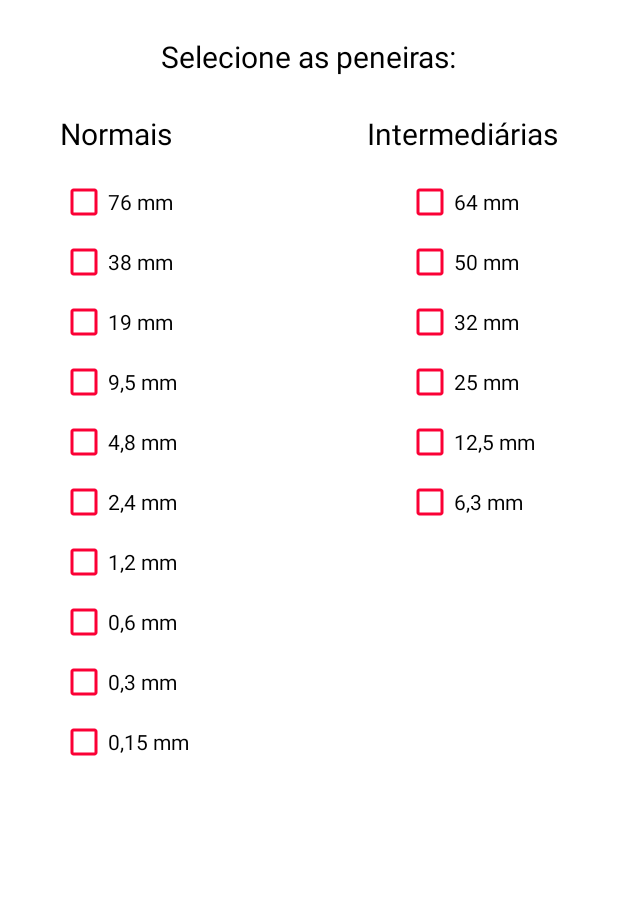
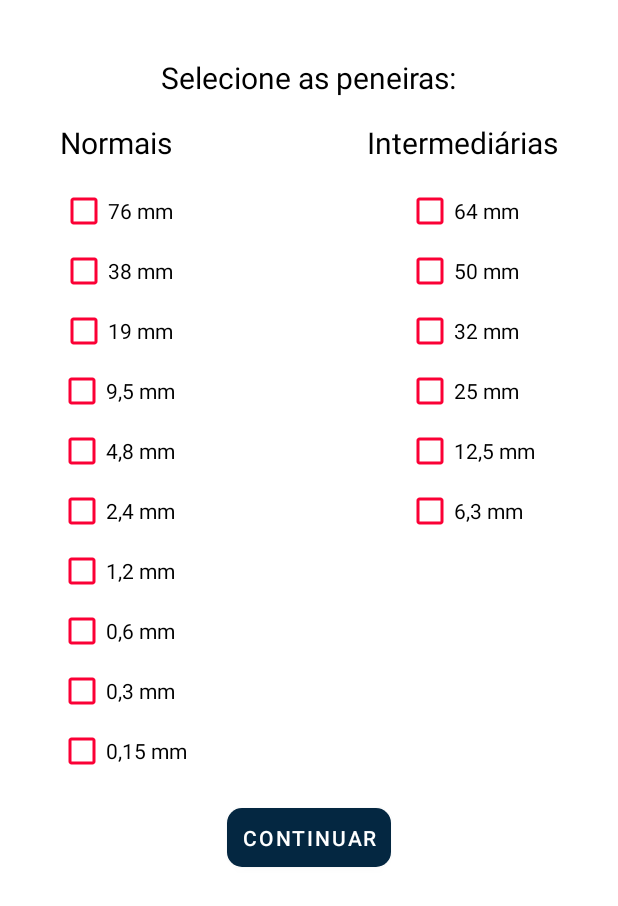
Before and after one commit to Montaigne-ensaios/montaigne_app, an Android app: the layout fragment_peneiras_graudo.xml on its own in the app's theme, with its tools: preview values and no code run, on a phone screen of 412 x 824 dp. Shown: the top 906 px of the screen. Run offline under Robolectric (Android 15) with nearby library versions, the phone set to English and light mode, and no system bars.

Commit message:
Adicionado o Scrow View nas telas de Peneiras
Foi adicionado o Scrow View nas telas de peneiras e de dados do graudo e miudo.

```diff
--- a/app/src/main/res/layout/fragment_peneiras_graudo.xml
+++ b/app/src/main/res/layout/fragment_peneiras_graudo.xml
@@ -10,38 +10,92 @@
         android:layout_width="match_parent"
         android:layout_height="match_parent">
 
+        <ScrollView
+            android:layout_width="match_parent"
+            android:layout_height="match_parent"
+            android:layout_marginTop="30dp"
+            android:layout_marginBottom="40dp"
+            app:layout_constraintBottom_toBottomOf="parent"
+            app:layout_constraintEnd_toEndOf="parent"
+            app:layout_constraintHorizontal_bias="0.0"
+            app:layout_constraintStart_toStartOf="parent"
+            app:layout_constraintTop_toTopOf="parent"
+            app:layout_constraintVertical_bias="0.0">
+
+            <androidx.constraintlayout.widget.ConstraintLayout
+                android:layout_width="match_parent"
+                android:layout_height="match_parent">
+
                 <TextView
-            android:id="@+id/textView2"
+                    android:id="@+id/textView5"
                     android:layout_width="wrap_content"
                     android:layout_height="wrap_content"
-            android:layout_marginTop="24dp"
-            android:text="Selecione as peneiras:"
+                    android:layout_marginTop="16dp"
+                    android:layout_marginEnd="40dp"
+                    android:text="Intermediárias"
                     android:textSize="20sp"
                     app:layout_constraintEnd_toEndOf="parent"
-            app:layout_constraintStart_toStartOf="parent"
-            app:layout_constraintTop_toTopOf="parent" />
+                    app:layout_constraintTop_toBottomOf="@+id/textView2" />
+
+                <CheckBox
+                    android:id="@+id/checkBox9"
+                    android:layout_width="wrap_content"
+                    android:layout_height="wrap_content"
+                    android:layout_marginTop="8dp"
+                    android:text="9,5 mm"
+                    app:layout_constraintEnd_toEndOf="@+id/checkBox8"
+                    app:layout_constraintStart_toStartOf="@+id/checkBox8"
+                    app:layout_constraintTop_toBottomOf="@+id/checkBox8" />
 
                 <TextView
                     android:id="@+id/textView4"
                     android:layout_width="wrap_content"
                     android:layout_height="wrap_content"
                     android:layout_marginStart="40dp"
-            android:layout_marginTop="24dp"
+                    android:layout_marginTop="16dp"
                     android:text="Normais"
                     android:textSize="20sp"
                     app:layout_constraintStart_toStartOf="parent"
                     app:layout_constraintTop_toBottomOf="@+id/textView2" />
 
-        <TextView
-            android:id="@+id/textView5"
+                <CheckBox
+                    android:id="@+id/checkBox13"
                     android:layout_width="wrap_content"
                     android:layout_height="wrap_content"
-            android:layout_marginTop="24dp"
-            android:layout_marginEnd="40dp"
-            android:text="Intermediárias"
-            android:textSize="20sp"
-            app:layout_constraintEnd_toEndOf="parent"
-            app:layout_constraintTop_toBottomOf="@+id/textView2" />
+                    android:layout_marginTop="8dp"
+                    android:text="0,6 mm"
+                    app:layout_constraintEnd_toEndOf="@+id/checkBox12"
+                    app:layout_constraintStart_toStartOf="@+id/checkBox12"
+                    app:layout_constraintTop_toBottomOf="@+id/checkBox12" />
+
+                <CheckBox
+                    android:id="@+id/checkBox11"
+                    android:layout_width="wrap_content"
+                    android:layout_height="wrap_content"
+                    android:layout_marginTop="8dp"
+                    android:text="2,4 mm"
+                    app:layout_constraintEnd_toEndOf="@+id/checkBox10"
+                    app:layout_constraintStart_toStartOf="@+id/checkBox10"
+                    app:layout_constraintTop_toBottomOf="@+id/checkBox10" />
+
+                <CheckBox
+                    android:id="@+id/checkBox5"
+                    android:layout_width="wrap_content"
+                    android:layout_height="wrap_content"
+                    android:layout_marginTop="8dp"
+                    android:text="50 mm"
+                    app:layout_constraintEnd_toEndOf="@+id/checkBox4"
+                    app:layout_constraintStart_toStartOf="@+id/checkBox4"
+                    app:layout_constraintTop_toBottomOf="@+id/checkBox4" />
+
+                <CheckBox
+                    android:id="@+id/checkBox17"
+                    android:layout_width="wrap_content"
+                    android:layout_height="wrap_content"
+                    android:layout_marginTop="8dp"
+                    android:text="6,3 mm"
+                    app:layout_constraintStart_toStartOf="@+id/checkBox16"
+                    app:layout_constraintTop_toBottomOf="@+id/checkBox16" />
 
                 <CheckBox
                     android:id="@+id/checkBox2"
@@ -54,16 +108,6 @@
                     app:layout_constraintTop_toBottomOf="@+id/textView4" />
 
                 <CheckBox
-            android:id="@+id/checkBox3"
-            android:layout_width="wrap_content"
-            android:layout_height="wrap_content"
-            android:layout_marginTop="8dp"
-            android:text="38 mm"
-            app:layout_constraintEnd_toEndOf="@+id/checkBox2"
-            app:layout_constraintStart_toStartOf="@+id/checkBox2"
-            app:layout_constraintTop_toBottomOf="@+id/checkBox2" />
-
-        <CheckBox
                     android:id="@+id/checkBox4"
                     android:layout_width="wrap_content"
                     android:layout_height="wrap_content"
@@ -74,14 +118,83 @@
                     app:layout_constraintTop_toBottomOf="@+id/textView5" />
 
                 <CheckBox
-            android:id="@+id/checkBox5"
+                    android:id="@+id/checkBox16"
                     android:layout_width="wrap_content"
                     android:layout_height="wrap_content"
                     android:layout_marginTop="8dp"
-            android:text="50 mm"
-            app:layout_constraintEnd_toEndOf="@+id/checkBox4"
-            app:layout_constraintStart_toStartOf="@+id/checkBox4"
-            app:layout_constraintTop_toBottomOf="@+id/checkBox4" />
+                    android:text="12,5 mm"
+                    app:layout_constraintStart_toStartOf="@+id/checkBox7"
+                    app:layout_constraintTop_toBottomOf="@+id/checkBox7" />
+
+                <TextView
+                    android:id="@+id/textView2"
+                    android:layout_width="wrap_content"
+                    android:layout_height="wrap_content"
+                    android:layout_marginTop="8dp"
+                    android:text="Selecione as peneiras:"
+                    android:textSize="20sp"
+                    app:layout_constraintEnd_toEndOf="parent"
+                    app:layout_constraintStart_toStartOf="parent"
+                    app:layout_constraintTop_toTopOf="parent" />
+
+                <CheckBox
+                    android:id="@+id/checkBox8"
+                    android:layout_width="wrap_content"
+                    android:layout_height="wrap_content"
+                    android:layout_marginTop="8dp"
+                    android:text="19 mm"
+                    app:layout_constraintEnd_toEndOf="@+id/checkBox3"
+                    app:layout_constraintStart_toStartOf="@+id/checkBox3"
+                    app:layout_constraintTop_toBottomOf="@+id/checkBox3" />
+
+                <CheckBox
+                    android:id="@+id/checkBox12"
+                    android:layout_width="wrap_content"
+                    android:layout_height="wrap_content"
+                    android:layout_marginTop="8dp"
+                    android:text="1,2 mm"
+                    app:layout_constraintEnd_toEndOf="@+id/checkBox11"
+                    app:layout_constraintStart_toStartOf="@+id/checkBox11"
+                    app:layout_constraintTop_toBottomOf="@+id/checkBox11" />
+
+                <CheckBox
+                    android:id="@+id/checkBox15"
+                    android:layout_width="wrap_content"
+                    android:layout_height="wrap_content"
+                    android:layout_marginTop="8dp"
+                    android:text="0,15 mm"
+                    app:layout_constraintStart_toStartOf="@+id/checkBox14"
+                    app:layout_constraintTop_toBottomOf="@+id/checkBox14" />
+
+                <CheckBox
+                    android:id="@+id/checkBox7"
+                    android:layout_width="wrap_content"
+                    android:layout_height="wrap_content"
+                    android:layout_marginTop="8dp"
+                    android:text="25 mm"
+                    app:layout_constraintEnd_toEndOf="@+id/checkBox6"
+                    app:layout_constraintStart_toStartOf="@+id/checkBox6"
+                    app:layout_constraintTop_toBottomOf="@+id/checkBox6" />
+
+                <CheckBox
+                    android:id="@+id/checkBox14"
+                    android:layout_width="wrap_content"
+                    android:layout_height="wrap_content"
+                    android:layout_marginTop="8dp"
+                    android:text="0,3 mm"
+                    app:layout_constraintEnd_toEndOf="@+id/checkBox13"
+                    app:layout_constraintStart_toStartOf="@+id/checkBox13"
+                    app:layout_constraintTop_toBottomOf="@+id/checkBox13" />
+
+                <CheckBox
+                    android:id="@+id/checkBox10"
+                    android:layout_width="wrap_content"
+                    android:layout_height="wrap_content"
+                    android:layout_marginTop="8dp"
+                    android:text="4,8 mm"
+                    app:layout_constraintEnd_toEndOf="@+id/checkBox9"
+                    app:layout_constraintStart_toStartOf="@+id/checkBox9"
+                    app:layout_constraintTop_toBottomOf="@+id/checkBox9" />
 
                 <CheckBox
                     android:id="@+id/checkBox6"
@@ -94,108 +207,28 @@
                     app:layout_constraintTop_toBottomOf="@+id/checkBox5" />
 
                 <CheckBox
-            android:id="@+id/checkBox7"
+                    android:id="@+id/checkBox3"
                     android:layout_width="wrap_content"
                     android:layout_height="wrap_content"
                     android:layout_marginTop="8dp"
-            android:text="25 mm"
-            app:layout_constraintEnd_toEndOf="@+id/checkBox6"
-            app:layout_constraintStart_toStartOf="@+id/checkBox6"
-            app:layout_constraintTop_toBottomOf="@+id/checkBox6" />
+                    android:text="38 mm"
+                    app:layout_constraintEnd_toEndOf="@+id/checkBox2"
+                    app:layout_constraintStart_toStartOf="@+id/checkBox2"
+                    app:layout_constraintTop_toBottomOf="@+id/checkBox2" />
 
-        <CheckBox
-            android:id="@+id/checkBox8"
+                <Button
+                    android:id="@+id/button3"
                     android:layout_width="wrap_content"
                     android:layout_height="wrap_content"
-            android:layout_marginTop="8dp"
-            android:text="19 mm"
-            app:layout_constraintEnd_toEndOf="@+id/checkBox3"
-            app:layout_constraintStart_toStartOf="@+id/checkBox3"
-            app:layout_constraintTop_toBottomOf="@+id/checkBox3" />
+                    android:layout_marginTop="16dp"
+                    android:layout_marginBottom="8dp"
+                    android:text="Continuar"
+                    app:layout_constraintBottom_toBottomOf="parent"
+                    app:layout_constraintEnd_toEndOf="parent"
+                    app:layout_constraintStart_toStartOf="parent"
+                    app:layout_constraintTop_toBottomOf="@+id/checkBox15" />
+            </androidx.constraintlayout.widget.ConstraintLayout>
+        </ScrollView>
 
-        <CheckBox
-            android:id="@+id/checkBox9"
-            android:layout_width="wrap_content"
-            android:layout_height="wrap_content"
-            android:layout_marginTop="8dp"
-            android:text="9,5 mm"
-            app:layout_constraintStart_toStartOf="@+id/checkBox8"
-            app:layout_constraintTop_toBottomOf="@+id/checkBox8" />
-
-        <CheckBox
-            android:id="@+id/checkBox10"
-            android:layout_width="wrap_content"
-            android:layout_height="wrap_content"
-            android:layout_marginTop="8dp"
-            android:text="4,8 mm"
-            app:layout_constraintEnd_toEndOf="@+id/checkBox9"
-            app:layout_constraintStart_toStartOf="@+id/checkBox9"
-            app:layout_constraintTop_toBottomOf="@+id/checkBox9" />
-
-        <CheckBox
-            android:id="@+id/checkBox11"
-            android:layout_width="wrap_content"
-            android:layout_height="wrap_content"
-            android:layout_marginTop="8dp"
-            android:text="2,4 mm"
-            app:layout_constraintEnd_toEndOf="@+id/checkBox10"
-            app:layout_constraintStart_toStartOf="@+id/checkBox10"
-            app:layout_constraintTop_toBottomOf="@+id/checkBox10" />
-
-        <CheckBox
-            android:id="@+id/checkBox12"
-            android:layout_width="wrap_content"
-            android:layout_height="wrap_content"
-            android:layout_marginTop="8dp"
-            android:text="1,2 mm"
-            app:layout_constraintEnd_toEndOf="@+id/checkBox11"
-            app:layout_constraintStart_toStartOf="@+id/checkBox11"
-            app:layout_constraintTop_toBottomOf="@+id/checkBox11" />
-
-        <CheckBox
-            android:id="@+id/checkBox13"
-            android:layout_width="wrap_content"
-            android:layout_height="wrap_content"
-            android:layout_marginTop="8dp"
-            android:text="0,6 mm"
-            app:layout_constraintEnd_toEndOf="@+id/checkBox12"
-            app:layout_constraintStart_toStartOf="@+id/checkBox12"
-            app:layout_constraintTop_toBottomOf="@+id/checkBox12" />
-
-        <CheckBox
-            android:id="@+id/checkBox14"
-            android:layout_width="wrap_content"
-            android:layout_height="wrap_content"
-            android:layout_marginTop="8dp"
-            android:text="0,3 mm"
-            app:layout_constraintStart_toStartOf="@+id/checkBox13"
-            app:layout_constraintTop_toBottomOf="@+id/checkBox13" />
-
-        <CheckBox
-            android:id="@+id/checkBox15"
-            android:layout_width="wrap_content"
-            android:layout_height="wrap_content"
-            android:layout_marginTop="8dp"
-            android:text="0,15 mm"
-            app:layout_constraintStart_toStartOf="@+id/checkBox14"
-            app:layout_constraintTop_toBottomOf="@+id/checkBox14" />
-
-        <CheckBox
-            android:id="@+id/checkBox16"
-            android:layout_width="wrap_content"
-            android:layout_height="wrap_content"
-            android:layout_marginTop="8dp"
-            android:text="12,5 mm"
-            app:layout_constraintStart_toStartOf="@+id/checkBox7"
-            app:layout_constraintTop_toBottomOf="@+id/checkBox7" />
-
-        <CheckBox
-            android:id="@+id/checkBox17"
-            android:layout_width="wrap_content"
-            android:layout_height="wrap_content"
-            android:layout_marginTop="8dp"
-            android:text="6,3 mm"
-            app:layout_constraintStart_toStartOf="@+id/checkBox16"
-            app:layout_constraintTop_toBottomOf="@+id/checkBox16" />
     </androidx.constraintlayout.widget.ConstraintLayout>
 </FrameLayout>
```
Also changed, not shown: app/src/main/res/layout/fragment_dados_graudo.xml (+17 -0 lines), app/src/main/res/layout/fragment_dados_miudo.xml (+17 -0 lines), app/src/main/res/layout/fragment_peneiras_miudo.xml (+71 -54 lines). Lines whose indentation alone changed are shown as unchanged.
